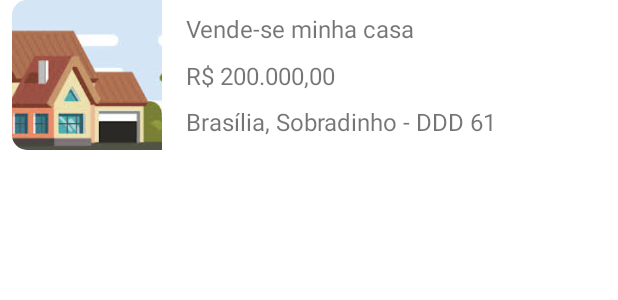
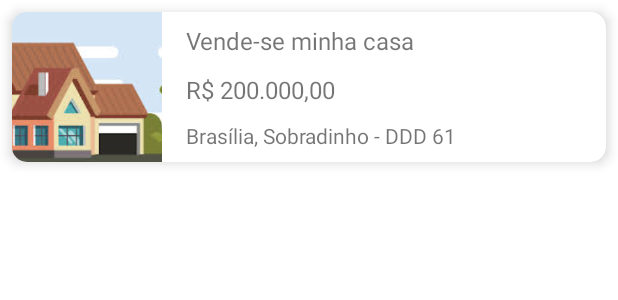
Before and after one commit to estelson/OLXClone, an Android app: the layout anuncio_item.xml on its own in the app's theme, with its tools: preview values and no code run, on a phone screen of 412 x 824 dp. Shown: the top 300 px of the screen. Run offline under Robolectric (Android 15) with nearby library versions, the phone set to English and light mode, and no system bars.

Commit message:
212. Finalizando Listagem Meus Anúncios

```diff
--- a/app/src/main/java/com/exemplo/olxclone/activities/FormAnuncioActivity.java
+++ b/app/src/main/java/com/exemplo/olxclone/activities/FormAnuncioActivity.java
@@ -179,7 +179,7 @@ public class FormAnuncioActivity extends AppCompatActivity {
                 }
 
                 if(imagemList.size() == index + 1) {
-                    anuncio.salvar(novoAnuncio);
+                    anuncio.salvar(this, novoAnuncio);
                 }
         })).addOnFailureListener(e -> Toast.makeText(this, "Erro ao gravar imagem" + index + ". Motivo: " + e.getMessage(), Toast.LENGTH_LONG).show());
     }
--- a/app/src/main/java/com/exemplo/olxclone/activities/MainActivity.java
+++ b/app/src/main/java/com/exemplo/olxclone/activities/MainActivity.java
@@ -20,6 +20,11 @@ public class MainActivity extends AppCompatActivity {
         BottomNavigationView navView = findViewById(R.id.bottomNavigationView);
         NavController navController = Navigation.findNavController(this, R.id.nav_host_fragment);
         NavigationUI.setupWithNavController(navView, navController);
+
+        int id = getIntent().getIntExtra("id", 0);
+        if(id == 2) {
+            navView.setSelectedItemId(R.id.menu_meus_anuncios);
+        }
     }
 
 }
--- a/app/src/main/java/com/exemplo/olxclone/fragments/MeusAnunciosFragment.java
+++ b/app/src/main/java/com/exemplo/olxclone/fragments/MeusAnunciosFragment.java
@@ -69,6 +69,8 @@ public class MeusAnunciosFragment extends Fragment implements AnuncioAdapter.OnC
                 @Override
                 public void onDataChange(@NonNull DataSnapshot snapshot) {
                     if(snapshot.exists()) {
+                        anuncioList.clear();
+
                         for(DataSnapshot ds : snapshot.getChildren()) {
                             Anuncio anuncio = ds.getValue(Anuncio.class);
                             anuncioList.add(anuncio);
--- a/app/src/main/res/layout/anuncio_item.xml
+++ b/app/src/main/res/layout/anuncio_item.xml
@@ -1,7 +1,7 @@
 <?xml version="1.0" encoding="utf-8"?>
 <LinearLayout xmlns:android="http://schemas.android.com/apk/res/android"
     android:layout_width="match_parent"
-    android:layout_height="match_parent"
+    android:layout_height="wrap_content"
     xmlns:app="http://schemas.android.com/apk/res-auto"
     xmlns:tools="http://schemas.android.com/tools">
 
@@ -10,8 +10,10 @@
         android:layout_height="wrap_content"
         app:cardCornerRadius="10dp"
         app:cardBackgroundColor="@color/white"
+        app:cardElevation="5dp"
         android:layout_marginStart="8dp"
         android:layout_marginEnd="8dp"
+        android:layout_marginTop="8dp"
         android:layout_marginBottom="8dp"
         android:elevation="5dp">
 
@@ -64,7 +66,6 @@
                 android:layout_marginStart="16dp"
                 android:layout_marginEnd="16dp"
                 android:layout_marginBottom="8dp"
-                android:textSize="16sp"
                 android:maxLines="1"
                 android:ellipsize="end"
                 app:layout_constraintBottom_toBottomOf="parent"
```
Also changed, not shown: app/src/main/java/com/exemplo/olxclone/adapter/AnuncioAdapter.java (+5 -2 lines), app/src/main/java/com/exemplo/olxclone/model/Anuncio.java (+14 -2 lines).
